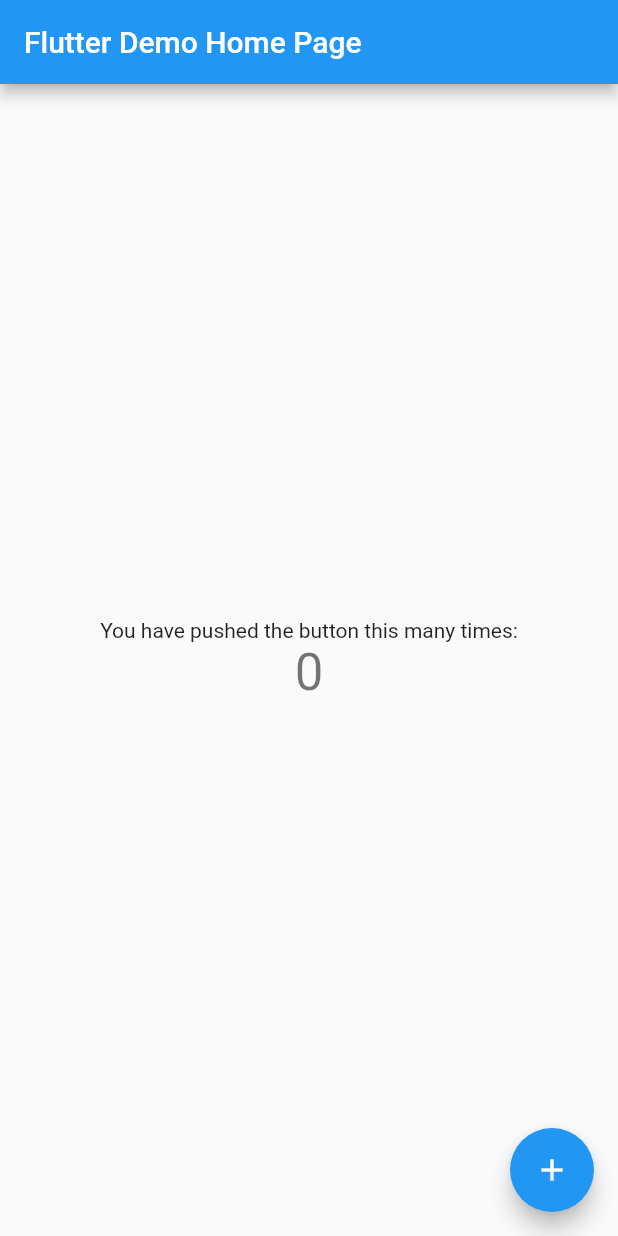
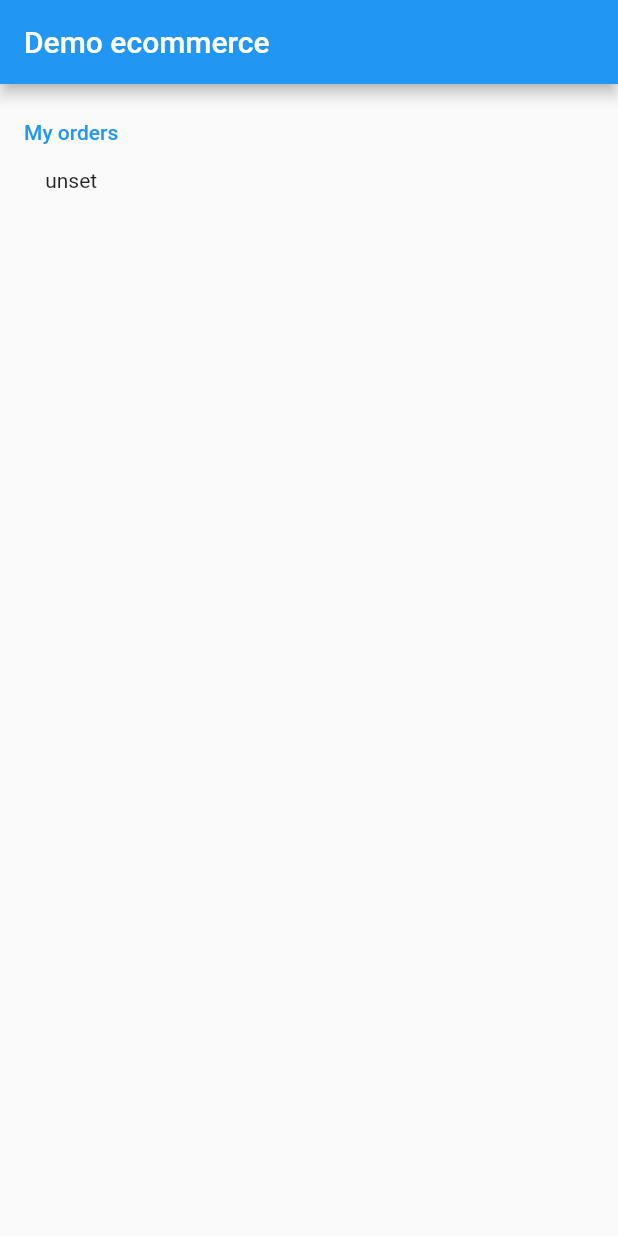
Before and after one commit to harshjohar/ecommerce_with_payment_gateway, a Flutter app: the screen it shows after launch, on a phone screen of 412 x 824 dp. Run offline on Flutter 3.47's test engine with Material 2 defaults, Android fonts, the phone set to English and light mode, and no system bars; our stand-ins replace flutter_dotenv; missing offline and left inert: flutter_stripe.

Commit message:
ios n android installation setup

```diff
--- a/frontend/lib/main.dart
+++ b/frontend/lib/main.dart
@@ -1,45 +1,32 @@
 import 'package:flutter/material.dart';
+import 'package:flutter_stripe/flutter_stripe.dart';
+import 'package:flutter_dotenv/flutter_dotenv.dart';
 
-void main() {
+void main() async {
+  WidgetsFlutterBinding.ensureInitialized();
+  await dotenv.load(fileName: '.env');
+  Stripe.publishableKey = dotenv.env['PUBLISHABLE_KEY']!;
   runApp(const MyApp());
 }
 
 class MyApp extends StatelessWidget {
   const MyApp({super.key});
 
-  // This widget is the root of your application.
   @override
   Widget build(BuildContext context) {
     return MaterialApp(
-      title: 'Flutter Demo',
+      title: 'Demo ecommerce',
       theme: ThemeData(
-        // This is the theme of your application.
-        //
-        // Try running your application with "flutter run". You'll see the
-        // application has a blue toolbar. Then, without quitting the app, try
-        // changing the primarySwatch below to Colors.green and then invoke
-        // "hot reload" (press "r" in the console where you ran "flutter run",
-        // or simply save your changes to "hot reload" in a Flutter IDE).
-        // Notice that the counter didn't reset back to zero; the application
-        // is not restarted.
         primarySwatch: Colors.blue,
       ),
-      home: const MyHomePage(title: 'Flutter Demo Home Page'),
+      debugShowCheckedModeBanner: false,
+      home: const MyHomePage(title: 'Demo ecommerce'),
     );
   }
 }
 
 class MyHomePage extends StatefulWidget {
   const MyHomePage({super.key, required this.title});
-
-  // This widget is the home page of your application. It is stateful, meaning
-  // that it has a State object (defined below) that contains fields that affect
-  // how it looks.
-
-  // This class is the configuration for the state. It holds the values (in this
-  // case the title) provided by the parent (in this case the App widget) and
-  // used by the build method of the State. Fields in a Widget subclass are
-  // always marked "final".
 
   final String title;
 
@@ -48,68 +35,48 @@ class MyHomePage extends StatefulWidget {
 }
 
 class _MyHomePageState extends State<MyHomePage> {
-  int _counter = 0;
+  @override
+  Widget build(BuildContext context) {
+    return Scaffold(
+      appBar: AppBar(
+        title: Text(widget.title),
+      ),
+      body: Container(
+        padding: const EdgeInsets.all(8.0),
+        child: Column(
+          children: [
+            TextButton(
+              onPressed: () {
+                Navigator.of(context).push(
+                  MaterialPageRoute(
+                    builder: (ctx) {
+                      return const OrdersPage();
+                    },
+                  ),
+                );
+              },
+              child: const Text("My orders"),
+            ),
+            Text(dotenv.env['PUBLISHABLE_KEY']!),
+          ],
+        ),
+      ),
+    );
+  }
+}
 
-  void _incrementCounter() {
-    setState(() {
-      // This call to setState tells the Flutter framework that something has
-      // changed in this State, which causes it to rerun the build method below
-      // so that the display can reflect the updated values. If we changed
-      // _counter without calling setState(), then the build method would not be
-      // called again, and so nothing would appear to happen.
-      _counter++;
-    });
-  }
+class OrdersPage extends StatelessWidget {
+  const OrdersPage({Key? key}) : super(key: key);
 
   @override
   Widget build(BuildContext context) {
-    // This method is rerun every time setState is called, for instance as done
-    // by the _incrementCounter method above.
-    //
-    // The Flutter framework has been optimized to make rerunning build methods
-    // fast, so that you can just rebuild anything that needs updating rather
-    // than having to individually change instances of widgets.
     return Scaffold(
       appBar: AppBar(
-        // Here we take the value from the MyHomePage object that was created by
-        // the App.build method, and use it to set our appbar title.
-        title: Text(widget.title),
-      ),
-      body: Center(
-        // Center is a layout widget. It takes a single child and positions it
-        // in the middle of the parent.
-        child: Column(
-          // Column is also a layout widget. It takes a list of children and
-          // arranges them vertically. By default, it sizes itself to fit its
-          // children horizontally, and tries to be as tall as its parent.
-          //
-          // Invoke "debug painting" (press "p" in the console, choose the
-          // "Toggle Debug Paint" action from the Flutter Inspector in Android
-          // Studio, or the "Toggle Debug Paint" command in Visual Studio Code)
-          // to see the wireframe for each widget.
-          //
-          // Column has various properties to control how it sizes itself and
-          // how it positions its children. Here we use mainAxisAlignment to
-          // center the children vertically; the main axis here is the vertical
-          // axis because Columns are vertical (the cross axis would be
-          // horizontal).
-          mainAxisAlignment: MainAxisAlignment.center,
-          children: <Widget>[
-            const Text(
-              'You have pushed the button this many times:',
-            ),
-            Text(
-              '$_counter',
-              style: Theme.of(context).textTheme.headline4,
-            ),
-          ],
+        title: const Text(
+          "My orders",
         ),
       ),
-      floatingActionButton: FloatingActionButton(
-        onPressed: _incrementCounter,
-        tooltip: 'Increment',
-        child: const Icon(Icons.add),
-      ), // This trailing comma makes auto-formatting nicer for build methods.
+      body: Container(),
     );
   }
 }
```
Also changed, not shown: frontend/pubspec.yaml (+6 -67 lines), frontend/pubspec.lock, 13 other files.
